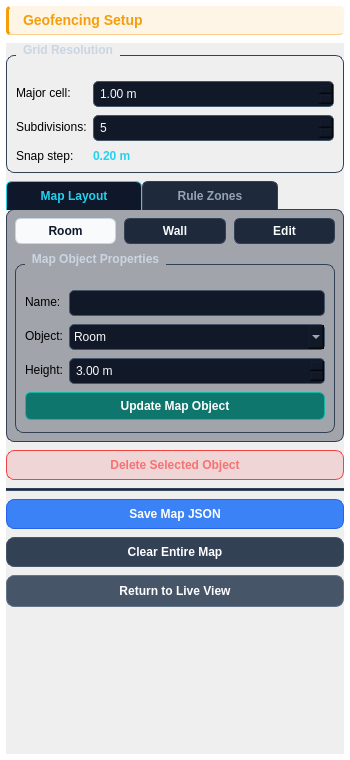
This is software/uwb_rtls_studio/views/ui/geofence_editor.ui in phuongmt08/uwb-rtls as Qt 5 draws it before an edit. The edited form follows.
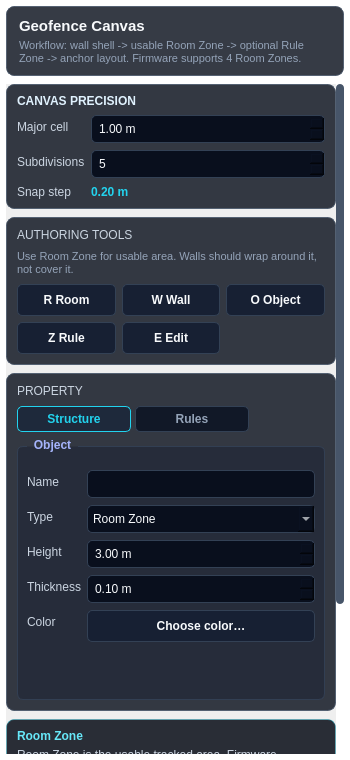
This is the edited form.

Commit message: Refactor: geofence map persistence and config storage

```diff
--- a/software/uwb_rtls_studio/views/ui/geofence_editor.ui
+++ b/software/uwb_rtls_studio/views/ui/geofence_editor.ui
@@ -17,18 +17,34 @@
    </size>
   </property>
   <property name="styleSheet">
-   <string notr="true">QWidget#GeofenceEditorWidget { background: transparent; color: #F8FAFC; font-family: 'Segoe UI'; font-size: 13px; }
-QPushButton { background: #1E293B; color: #F8FAFC; border: 1px solid #334155; border-radius: 6px; padding: 5px 8px; font-weight: bold; }
-QPushButton:hover { background: #253346; border-color: #22D3EE; }
-QPushButton:disabled { background: #1E293B; color: #475569; border-color: #334155; }
-QLabel { background: transparent; }
-QLineEdit, QComboBox, QDoubleSpinBox, QSpinBox { background-color: #111827; border: 1px solid #475569; border-radius: 5px; color: #F8FAFC; padding: 4px; }
+   <string notr="true">QWidget#GeofenceEditorWidget { background: transparent; color: #E5E7EB; font-family: 'Segoe UI'; font-size: 12px; }
+QFrame#editor_header, QFrame#status_strip, QFrame#tool_palette, QFrame#inspector_frame, QFrame#io_frame { background: rgba(10, 16, 28, 0.82); border: 1px solid rgba(71, 85, 105, 0.82); border-radius: 8px; }
+QLabel { background: transparent; color: #CBD5E1; }
+QLabel#lbl_geofence_header { color: #F8FAFC; font-size: 15px; font-weight: bold; }
+QLabel#lbl_editor_subtitle, QLabel#lbl_tool_hint, QLabel#lbl_room_hint, QLabel#lbl_rule_hint { color: #94A3B8; font-size: 11px; }
+QLabel#lbl_section_title { color: #E0F2FE; font-size: 12px; font-weight: bold; letter-spacing: 0px; }
+QLabel#lbl_minor_resolution { color: #22D3EE; font-family: 'Consolas'; font-weight: bold; }
+QLineEdit, QComboBox, QDoubleSpinBox, QSpinBox { background-color: #090F1D; border: 1px solid #334155; border-radius: 5px; color: #F8FAFC; padding: 3px 5px; min-height: 20px; }
 QLineEdit:focus, QComboBox:focus, QDoubleSpinBox:focus, QSpinBox:focus { border-color: #22D3EE; }
-QTabWidget::pane { border: 1px solid #334155; border-radius: 8px; background: rgba(15, 23, 42, 0.35); margin-top: -1px; }
-QTabBar::tab { background: #1E293B; color: #94A3B8; border: 1px solid #334155; border-bottom: none; border-top-left-radius: 6px; border-top-right-radius: 6px; padding: 7px 12px; font-weight: bold; min-width: 110px; }
-QTabBar::tab:selected { background: #0F172A; color: #22D3EE; border-color: #22D3EE; }
-QGroupBox { color: #CBD5E1; font-weight: bold; border: 1px solid #334155; border-radius: 8px; margin-top: 12px; padding-top: 16px; }
-QGroupBox::title { subcontrol-origin: margin; left: 10px; padding: 0 5px; }</string>
+QPushButton { background: #172033; color: #F8FAFC; border: 1px solid #334155; border-radius: 5px; padding: 4px 6px; font-weight: bold; min-height: 22px; }
+QPushButton:hover { background: #223047; border-color: #22D3EE; }
+QPushButton:disabled { background: #111827; color: #475569; border-color: #334155; }
+QPushButton#btn_mode_room:checked { background-color: #0EA5E9; color: #FFFFFF; border-color: #7DD3FC; }
+QPushButton#btn_mode_wall:checked { background-color: #64748B; color: #FFFFFF; border-color: #CBD5E1; }
+QPushButton#btn_mode_draw:checked { background-color: #2563EB; color: #FFFFFF; border-color: #93C5FD; }
+QPushButton#btn_mode_object:checked { background-color: #F59E0B; color: #111827; border-color: #FCD34D; }
+QPushButton#btn_mode_edit_map:checked, QPushButton#btn_mode_edit:checked { background-color: #7C3AED; color: #FFFFFF; border-color: #C4B5FD; }
+QPushButton#btn_save_map { background: #2563EB; color: #FFFFFF; border-color: #60A5FA; }
+QPushButton#btn_clear_map, QPushButton#btn_exit_editor { background: #334155; color: #FFFFFF; border-color: #475569; }
+QGroupBox { background: rgba(15, 23, 42, 0.35); color: #CBD5E1; font-weight: bold; border: 1px solid rgba(51, 65, 85, 0.88); border-radius: 6px; margin-top: 8px; padding-top: 14px; }
+QGroupBox::title { subcontrol-origin: margin; left: 10px; padding: 0 5px; color: #A5B4FC; }
+QTabWidget::pane { border: none; background: transparent; }
+QTabBar::tab { background: #111827; color: #94A3B8; border: 1px solid #334155; border-radius: 5px; padding: 5px 8px; font-weight: bold; min-width: 96px; margin-right: 4px; }
+QTabBar::tab:selected { background: #1E293B; color: #22D3EE; border-color: #22D3EE; }
+QScrollArea { border: none; background: transparent; }
+QScrollBar:vertical { background-color: transparent; width: 8px; margin: 0px; }
+QScrollBar::handle:vertical { background-color: #475569; border-radius: 4px; min-height: 30px; }
+QScrollBar::add-line:vertical, QScrollBar::sub-line:vertical { height: 0px; background: none; }</string>
   </property>
   <layout class="QVBoxLayout" name="main_layout">
    <property name="spacing">
@@ -47,13 +63,41 @@
     <number>6</number>
    </property>
    <item>
+    <widget class="QFrame" name="editor_header">
+     <layout class="QVBoxLayout" name="header_layout">
+      <property name="spacing">
+       <number>4</number>
+      </property>
+      <property name="leftMargin">
+       <number>12</number>
+      </property>
+      <property name="topMargin">
+       <number>10</number>
+      </property>
+      <property name="rightMargin">
+       <number>12</number>
+      </property>
+      <property name="bottomMargin">
+       <number>10</number>
+      </property>
+      <item>
     <widget class="QLabel" name="lbl_geofence_header">
      <property name="text">
-      <string>Geofencing Setup</string>
-     </property>
-     <property name="styleSheet">
-      <string notr="true">color: #F59E0B; background: rgba(245, 158, 11, 0.10); border-left: 3px solid #F59E0B; border-bottom: 1px solid rgba(245, 158, 11, 0.45); border-radius: 4px; padding: 6px 10px; font-family: 'Segoe UI'; font-size: 14px; font-weight: bold;</string>
-     </property>
+         <string>Geofence Canvas</string>
+        </property>
+       </widget>
+      </item>
+      <item>
+       <widget class="QLabel" name="lbl_editor_subtitle">
+        <property name="text">
+         <string>Workflow: wall shell -> usable Room Zone -> optional Rule Zone -> anchor layout. Firmware supports 4 Room Zones.</string>
+        </property>
+        <property name="wordWrap">
+         <bool>true</bool>
+        </property>
+       </widget>
+      </item>
+     </layout>
     </widget>
    </item>
    <item>
@@ -64,23 +108,7 @@
      <property name="horizontalScrollBarPolicy">
       <enum>Qt::ScrollBarAlwaysOff</enum>
      </property>
-     <property name="styleSheet">
-      <string notr="true">QScrollArea { border: none; background: transparent; }
-QScrollBar:vertical { background-color: transparent; width: 8px; margin: 0px; }
-QScrollBar::handle:vertical { background-color: #475569; border-radius: 4px; min-height: 30px; }
-QScrollBar::handle:vertical:hover { background-color: #64748B; }
-QScrollBar::add-line:vertical, QScrollBar::sub-line:vertical { height: 0px; background: none; }
-QScrollBar::add-page:vertical, QScrollBar::sub-page:vertical { background: none; }</string>
-     </property>
      <widget class="QWidget" name="editor_scroll_content">
-      <property name="geometry">
-       <rect>
-        <x>0</x>
-        <y>0</y>
-        <width>326</width>
-        <height>720</height>
-       </rect>
-      </property>
       <layout class="QVBoxLayout" name="editor_content_layout">
        <property name="spacing">
         <number>8</number>
@@ -98,22 +126,38 @@
         <number>0</number>
        </property>
        <item>
-        <widget class="QGroupBox" name="gb_grid">
-         <property name="title">
-          <string>Grid Resolution</string>
-         </property>
+        <widget class="QFrame" name="status_strip">
          <layout class="QFormLayout" name="grid_form_layout">
           <property name="verticalSpacing">
-           <number>8</number>
+           <number>7</number>
           </property>
-          <item row="0" column="0">
+          <property name="leftMargin">
+           <number>10</number>
+          </property>
+          <property name="topMargin">
+           <number>9</number>
+          </property>
+          <property name="rightMargin">
+           <number>10</number>
+          </property>
+          <property name="bottomMargin">
+           <number>9</number>
+          </property>
+          <item row="0" column="0" colspan="2">
+           <widget class="QLabel" name="lbl_section_title">
+            <property name="text">
+             <string>CANVAS PRECISION</string>
+            </property>
+           </widget>
+          </item>
+          <item row="1" column="0">
            <widget class="QLabel" name="lbl_grid_spacing">
             <property name="text">
-             <string>Major cell:</string>
+             <string>Major cell</string>
             </property>
            </widget>
           </item>
-          <item row="0" column="1">
+          <item row="1" column="1">
            <widget class="QDoubleSpinBox" name="sb_grid_spacing">
             <property name="minimum">
              <double>0.100000000000000</double>
@@ -132,14 +176,14 @@
             </property>
            </widget>
           </item>
-          <item row="1" column="0">
+          <item row="2" column="0">
            <widget class="QLabel" name="lbl_grid_subdivisions">
             <property name="text">
-             <string>Subdivisions:</string>
+             <string>Subdivisions</string>
             </property>
            </widget>
           </item>
-          <item row="1" column="1">
+          <item row="2" column="1">
            <widget class="QSpinBox" name="sb_grid_subdivisions">
             <property name="minimum">
              <number>1</number>
@@ -152,24 +196,144 @@
             </property>
            </widget>
           </item>
-          <item row="2" column="0">
+          <item row="3" column="0">
            <widget class="QLabel" name="lbl_minor_title">
             <property name="text">
-             <string>Snap step:</string>
+             <string>Snap step</string>
             </property>
            </widget>
           </item>
-          <item row="2" column="1">
+          <item row="3" column="1">
            <widget class="QLabel" name="lbl_minor_resolution">
             <property name="text">
              <string>0.20 m</string>
             </property>
-            <property name="styleSheet">
-             <string notr="true">color: #22D3EE; font-family: 'Consolas'; font-weight: bold;</string>
-            </property>
+           </widget>
+          </item>
+         </layout>
+        </widget>
+       </item>
+       <item>
+        <widget class="QFrame" name="tool_palette">
+         <layout class="QVBoxLayout" name="tool_palette_layout">
+          <property name="spacing">
+           <number>8</number>
+          </property>
+          <property name="leftMargin">
+           <number>10</number>
+          </property>
+          <property name="topMargin">
+           <number>10</number>
+          </property>
+          <property name="rightMargin">
+           <number>10</number>
+          </property>
+          <property name="bottomMargin">
+           <number>10</number>
+          </property>
+          <item>
+           <widget class="QLabel" name="lbl_section_title">
+            <property name="text">
+             <string>AUTHORING TOOLS</string>
+            </property>
            </widget>
           </item>
-         </layout>
+          <item>
+           <widget class="QLabel" name="lbl_tool_hint">
+            <property name="text">
+               <string>Use Room Zone for usable area. Walls should wrap around it, not cover it.</string>
+            </property>
+            <property name="wordWrap">
+             <bool>true</bool>
+            </property>
+           </widget>
+          </item>
+          <item>
+           <layout class="QGridLayout" name="tool_grid_layout">
+            <property name="horizontalSpacing">
+             <number>6</number>
+            </property>
+            <property name="verticalSpacing">
+             <number>6</number>
+            </property>
+            <item row="0" column="0">
+             <widget class="QPushButton" name="btn_mode_room">
+              <property name="text">
+               <string>R Room</string>
+              </property>
+              <property name="checkable">
+               <bool>true</bool>
+              </property>
+             </widget>
+            </item>
+            <item row="0" column="1">
+             <widget class="QPushButton" name="btn_mode_wall">
+              <property name="text">
+               <string>W Wall</string>
+              </property>
+              <property name="checkable">
+               <bool>true</bool>
+              </property>
+             </widget>
+            </item>
+            <item row="0" column="2">
+             <widget class="QPushButton" name="btn_mode_object">
+              <property name="text">
+               <string>O Object</string>
+              </property>
+              <property name="checkable">
+               <bool>true</bool>
+              </property>
+             </widget>
+            </item>
+            <item row="1" column="0">
+             <widget class="QPushButton" name="btn_mode_draw">
+              <property name="text">
+               <string>Z Rule</string>
+              </property>
+              <property name="checkable">
+               <bool>true</bool>
+              </property>
+             </widget>
+            </item>
+            <item row="1" column="1">
+             <widget class="QPushButton" name="btn_mode_edit_map">
+              <property name="text">
+               <string>E Edit</string>
+              </property>
+              <property name="checkable">
+               <bool>true</bool>
+              </property>
+             </widget>
+            </item>
+           </layout>
+          </item>
+         </layout>
+        </widget>
+       </item>
+       <item>
+        <widget class="QFrame" name="inspector_frame">
+         <layout class="QVBoxLayout" name="inspector_layout">
+          <property name="spacing">
+           <number>8</number>
+          </property>
+          <property name="leftMargin">
+           <number>10</number>
+          </property>
+          <property name="topMargin">
+           <number>10</number>
+          </property>
+          <property name="rightMargin">
+           <number>10</number>
+          </property>
+          <property name="bottomMargin">
+           <number>10</number>
+          </property>
+          <item>
+           <widget class="QLabel" name="lbl_section_title">
+            <property name="text">
+             <string>PROPERTY</string>
+            </property>
         </widget>
        </item>
        <item>
@@ -179,83 +343,37 @@
          </property>
          <widget class="QWidget" name="tab_map_layout">
           <attribute name="title">
-           <string>Map Layout</string>
+              <string>Structure</string>
           </attribute>
           <layout class="QVBoxLayout" name="map_tab_layout">
            <property name="spacing">
             <number>8</number>
            </property>
            <property name="leftMargin">
-            <number>8</number>
+               <number>0</number>
            </property>
            <property name="topMargin">
-            <number>8</number>
+               <number>6</number>
            </property>
            <property name="rightMargin">
-            <number>8</number>
+               <number>0</number>
            </property>
            <property name="bottomMargin">
-            <number>8</number>
-           </property>
-           <item>
-            <layout class="QHBoxLayout" name="map_modes_layout">
-             <item>
-              <widget class="QPushButton" name="btn_mode_room">
-               <property name="text">
-                <string>Room</string>
-               </property>
-               <property name="checkable">
-                <bool>true</bool>
-               </property>
-               <property name="checked">
-                <bool>true</bool>
-               </property>
-               <property name="styleSheet">
-                <string notr="true">QPushButton:checked { background-color: #F8FAFC; color: #0F172A; border-color: #CBD5E1; }</string>
-               </property>
-              </widget>
-             </item>
-             <item>
-              <widget class="QPushButton" name="btn_mode_wall">
-               <property name="text">
-                <string>Wall</string>
-               </property>
-               <property name="checkable">
-                <bool>true</bool>
-               </property>
-               <property name="styleSheet">
-                <string notr="true">QPushButton:checked { background-color: #64748B; color: white; border-color: #94A3B8; }</string>
-               </property>
-              </widget>
-             </item>
-             <item>
-              <widget class="QPushButton" name="btn_mode_edit_map">
-               <property name="text">
-                <string>Edit</string>
-               </property>
-               <property name="checkable">
-                <bool>true</bool>
-               </property>
-               <property name="styleSheet">
-                <string notr="true">QPushButton:checked { background-color: #2563EB; color: white; border-color: #3B82F6; }</string>
-               </property>
-              </widget>
-             </item>
-            </layout>
-           </item>
+               <number>0</number>
+              </property>
            <item>
             <widget class="QGroupBox" name="gb_map_properties">
              <property name="title">
-              <string>Map Object Properties</string>
+                 <string>Object</string>
              </property>
              <layout class="QFormLayout" name="map_properties_form_layout">
               <property name="verticalSpacing">
-               <number>8</number>
+                  <number>7</number>
               </property>
               <item row="0" column="0">
                <widget class="QLabel" name="lbl_map_name">
                 <property name="text">
-                 <string>Name:</string>
+                    <string>Name</string>
                 </property>
                </widget>
               </item>
@@ -265,7 +383,7 @@
               <item row="1" column="0">
                <widget class="QLabel" name="lbl_map_type">
                 <property name="text">
-                 <string>Object:</string>
+                    <string>Type</string>
                 </property>
                </widget>
               </item>
@@ -273,7 +391,7 @@
                <widget class="QComboBox" name="cmb_map_type">
                 <item>
                  <property name="text">
-                  <string>Room</string>
+                    <string>Room Zone</string>
                  </property>
                 </item>
                 <item>
@@ -281,12 +399,17 @@
                   <string>Wall</string>
                  </property>
                 </item>
+                   <item>
+                    <property name="text">
+                     <string>Object</string>
+                    </property>
+                   </item>
                </widget>
               </item>
               <item row="2" column="0">
                <widget class="QLabel" name="lbl_map_height">
                 <property name="text">
-                 <string>Height:</string>
+                    <string>Height</string>
                 </property>
                </widget>
               </item>
@@ -309,13 +432,43 @@
                 </property>
                </widget>
               </item>
-              <item row="3" column="0" colspan="2">
-               <widget class="QPushButton" name="btn_apply_map_properties">
+                 <item row="3" column="0">
+                  <widget class="QLabel" name="lbl_wall_thickness">
                 <property name="text">
-                 <string>Update Map Object</string>
-                </property>
-                <property name="styleSheet">
-                 <string notr="true">background: #0F766E; color: white; border: 1px solid #14B8A6; border-radius: 6px; padding: 6px;</string>
+                    <string>Thickness</string>
+                   </property>
+                  </widget>
+                 </item>
+                 <item row="3" column="1">
+                  <widget class="QDoubleSpinBox" name="sb_wall_thickness">
+                   <property name="minimum">
+                    <double>0.010000000000000</double>
+                   </property>
+                   <property name="maximum">
+                    <double>5.000000000000000</double>
+                   </property>
+                   <property name="singleStep">
+                    <double>0.050000000000000</double>
+                   </property>
+                   <property name="value">
+                    <double>0.100000000000000</double>
+                   </property>
+                   <property name="suffix">
+                    <string> m</string>
+                   </property>
+                  </widget>
+                 </item>
+                 <item row="4" column="0">
+                  <widget class="QLabel" name="lbl_map_color">
+                   <property name="text">
+                    <string>Color</string>
+                   </property>
+                  </widget>
+                 </item>
+                 <item row="4" column="1">
+                  <widget class="QPushButton" name="btn_map_color_picker">
+                   <property name="text">
+                    <string>Choose color…</string>
                 </property>
                </widget>
               </item>
@@ -326,67 +479,37 @@
          </widget>
          <widget class="QWidget" name="tab_rule_zones">
           <attribute name="title">
-           <string>Rule Zones</string>
+              <string>Rules</string>
           </attribute>
           <layout class="QVBoxLayout" name="rule_tab_layout">
            <property name="spacing">
             <number>8</number>
            </property>
            <property name="leftMargin">
-            <number>8</number>
+               <number>0</number>
            </property>
            <property name="topMargin">
-            <number>8</number>
+               <number>6</number>
            </property>
            <property name="rightMargin">
-            <number>8</number>
+               <number>0</number>
            </property>
            <property name="bottomMargin">
-            <number>8</number>
-           </property>
-           <item>
-            <layout class="QHBoxLayout" name="rule_modes_layout">
-             <item>
-              <widget class="QPushButton" name="btn_mode_draw">
-               <property name="text">
-                <string>Draw Zone</string>
-               </property>
-               <property name="checkable">
-                <bool>true</bool>
-               </property>
-               <property name="styleSheet">
-                <string notr="true">QPushButton:checked { background-color: #2563EB; color: white; border-color: #3B82F6; }</string>
-               </property>
-              </widget>
-             </item>
-             <item>
-              <widget class="QPushButton" name="btn_mode_edit">
-               <property name="text">
-                <string>Edit</string>
-               </property>
-               <property name="checkable">
-                <bool>true</bool>
-               </property>
-               <property name="styleSheet">
-                <string notr="true">QPushButton:checked { background-color: #2563EB; color: white; border-color: #3B82F6; }</string>
-               </property>
-              </widget>
-             </item>
-            </layout>
-           </item>
+               <number>0</number>
+              </property>
            <item>
             <widget class="QGroupBox" name="gb_properties">
              <property name="title">
-              <string>Rule Zone Properties</string>
+                 <string>Rule Properties</string>
              </property>
              <layout class="QFormLayout" name="properties_form_layout">
               <property name="verticalSpacing">
-               <number>8</number>
+                  <number>7</number>
               </property>
               <item row="0" column="0">
                <widget class="QLabel" name="lbl_prop_name">
                 <property name="text">
-                 <string>Name:</string>
+                    <string>Name</string>
                 </property>
                </widget>
               </item>
@@ -396,7 +519,7 @@
               <item row="1" column="0">
                <widget class="QLabel" name="lbl_prop_type">
                 <property name="text">
-                 <string>Zone type:</string>
+                    <string>Rule</string>
                 </property>
                </widget>
               </item>
@@ -404,12 +527,12 @@
                <widget class="QComboBox" name="cmb_zone_type">
                 <item>
                  <property name="text">
-                  <string>Allowed</string>
+                     <string>Speed Limited</string>
                  </property>
                 </item>
                 <item>
                  <property name="text">
-                  <string>Forbidden</string>
+                     <string>No-Go</string>
                  </property>
                 </item>
                </widget>
@@ -417,7 +540,7 @@
               <item row="2" column="0">
                <widget class="QLabel" name="lbl_prop_speed">
                 <property name="text">
-                 <string>Max speed:</string>
+                    <string>Max speed</string>
                 </property>
                </widget>
               </item>
@@ -440,63 +563,123 @@
                 </property>
                </widget>
               </item>
-              <item row="3" column="0" colspan="2">
+                 <item row="3" column="0">
+                  <widget class="QLabel" name="lbl_zone_color">
+                   <property name="text">
+                    <string>Color</string>
+                   </property>
+                  </widget>
+                 </item>
+                 <item row="3" column="1">
+                  <widget class="QPushButton" name="btn_zone_color_picker">
+                   <property name="text">
+                    <string>Choose color…</string>
+                   </property>
+                  </widget>
+                 </item>
+                 <item row="4" column="0" colspan="2">
                <widget class="QPushButton" name="btn_apply_properties">
                 <property name="text">
-                 <string>Update Rule Zone</string>
-                </property>
-                <property name="styleSheet">
-                 <string notr="true">background: #059669; color: white; border: 1px solid #10B981; border-radius: 6px; padding: 6px;</string>
-                </property>
+                    <string>Apply Rule Changes</string>
+                   </property>
                </widget>
               </item>
              </layout>
             </widget>
            </item>
+              <item>
+               <widget class="QPushButton" name="btn_mode_edit">
+                <property name="text">
+                 <string>Edit Rule Geometry</string>
+                </property>
+                <property name="checkable">
+                 <bool>true</bool>
+                </property>
+               </widget>
+              </item>
           </layout>
          </widget>
         </widget>
        </item>
+         </layout>
+        </widget>
+       </item>
        <item>
-        <widget class="QPushButton" name="btn_delete_zone">
-         <property name="text">
-          <string>Delete Selected Object</string>
+        <widget class="QFrame" name="help_frame">
+         <property name="styleSheet">
+          <string notr="true">QFrame#help_frame { background: rgba(8, 13, 23, 0.86); border: 1px solid rgba(34, 211, 238, 0.34); border-radius: 8px; }</string>
          </property>
+         <layout class="QVBoxLayout" name="help_layout">
+          <property name="spacing">
+           <number>5</number>
+          </property>
+          <property name="leftMargin">
+           <number>10</number>
+          </property>
+          <property name="topMargin">
+           <number>9</number>
+          </property>
+          <property name="rightMargin">
+           <number>10</number>
+          </property>
+          <property name="bottomMargin">
+           <number>9</number>
+          </property>
+          <item>
+           <widget class="QLabel" name="lbl_context_title">
          <property name="styleSheet">
-          <string notr="true">background: rgba(239,68,68,0.15); color: #F87171; border: 1px solid #EF4444; border-radius: 8px; font-weight: bold; padding: 7px;</string>
-         </property>
+             <string notr="true">color: #67E8F9; font-weight: bold; font-size: 12px;</string>
+            </property>
+            <property name="text">
+             <string>Room Zone</string>
+            </property>
         </widget>
        </item>
        <item>
-        <widget class="QFrame" name="separator_geofence">
-         <property name="frameShape">
-          <enum>QFrame::Shape::HLine</enum>
-         </property>
-         <property name="frameShadow">
-          <enum>QFrame::Shadow::Sunken</enum>
-         </property>
-         <property name="styleSheet">
-          <string notr="true">background-color: #334155; max-height: 1px; margin: 5px 0;</string>
+           <widget class="QLabel" name="lbl_context_body">
+            <property name="styleSheet">
+             <string notr="true">color: #CBD5E1; font-size: 12px;</string>
+            </property>
+            <property name="text">
+             <string>Room Zone is the usable tracked area. Firmware supports up to 4 Room Zones and their anchor layouts.</string>
+            </property>
+            <property name="wordWrap">
+             <bool>true</bool>
          </property>
         </widget>
        </item>
+         </layout>
+        </widget>
+       </item>
+       <item>
+        <widget class="QFrame" name="io_frame">
+         <layout class="QVBoxLayout" name="io_layout">
+          <property name="spacing">
+           <number>7</number>
+          </property>
+          <property name="leftMargin">
+           <number>10</number>
+          </property>
+          <property name="topMargin">
+           <number>10</number>
+          </property>
+          <property name="rightMargin">
+           <number>10</number>
+          </property>
+          <property name="bottomMargin">
+           <number>10</number>
+          </property>
        <item>
         <widget class="QPushButton" name="btn_save_map">
          <property name="text">
-          <string>Save Map JSON</string>
-         </property>
-         <property name="styleSheet">
-          <string notr="true">background: #3B82F6; color: white; border: 1px solid #2563EB; border-radius: 8px; padding: 7px;</string>
+             <string>Save Geofence JSON</string>
          </property>
         </widget>
        </item>
        <item>
         <widget class="QPushButton" name="btn_clear_map">
          <property name="text">
-          <string>Clear Entire Map</string>
-         </property>
-         <property name="styleSheet">
-          <string notr="true">background: #334155; color: white; border: 1px solid #475569; border-radius: 8px; padding: 7px;</string>
+             <string>Clear Canvas</string>
          </property>
         </widget>
        </item>
@@ -505,9 +688,9 @@
          <property name="text">
           <string>Return to Live View</string>
          </property>
-         <property name="styleSheet">
-          <string notr="true">background: #475569; color: white; border: 1px solid #64748B; border-radius: 8px; font-weight: bold; padding: 8px;</string>
-         </property>
+           </widget>
+          </item>
+         </layout>
         </widget>
        </item>
        <item>
```
Lines whose indentation alone changed are shown as unchanged. The commit also changes 10 other files.
